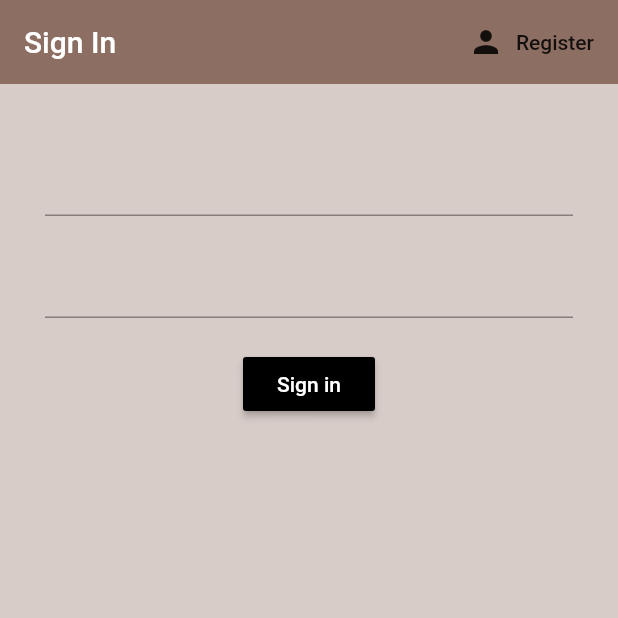
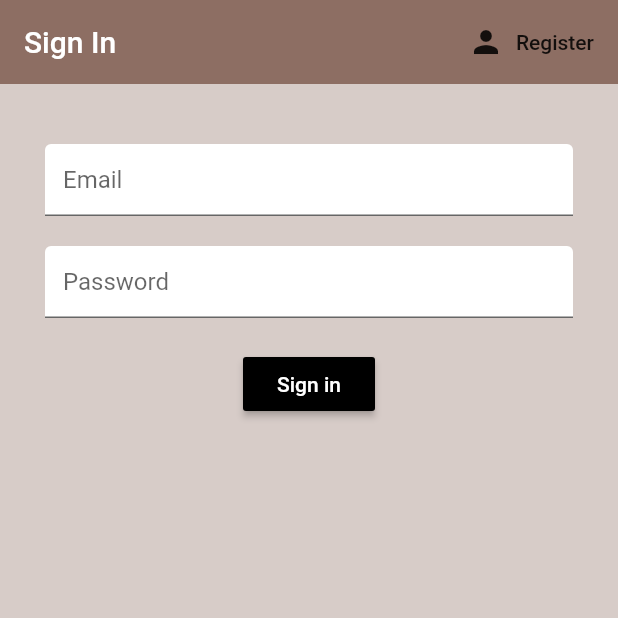
Before and after one commit to Rizardomon/Firebase-Auth, a Flutter app: the screen it shows after launch, on a phone screen of 412 x 824 dp, the top half of it. Run offline on Flutter 3.47's test engine with Material 2 defaults, Android fonts, the phone set to English and light mode, and no system bars; our stand-ins replace firebase_auth, firebase_core; accounts and stored records are empty.

Commit message:
Lesson #14 - Text Input Decoration

```diff
--- a/lib/screens/authenticate/register.dart
+++ b/lib/screens/authenticate/register.dart
@@ -48,6 +48,11 @@ class _RegisterState extends State<Register> {
                   height: 20,
                 ),
                 TextFormField(
+                  decoration: InputDecoration(
+                    hintText: 'Email',
+                    filled: true,
+                    fillColor: Colors.white,
+                  ),
                   validator: (value) => value.isEmpty ? 'Enter an email' : null,
                   onChanged: (value) {
                     setState(() {
@@ -59,6 +64,11 @@ class _RegisterState extends State<Register> {
                   height: 20,
                 ),
                 TextFormField(
+                  decoration: InputDecoration(
+                    hintText: 'Password',
+                    filled: true,
+                    fillColor: Colors.white,
+                  ),
                   validator: (value) => value.length < 6
                       ? 'Enter a password 6+ chars long'
                       : null,
--- a/lib/screens/authenticate/sign_in.dart
+++ b/lib/screens/authenticate/sign_in.dart
@@ -47,6 +47,11 @@ class _SignInState extends State<SignIn> {
                   height: 20,
                 ),
                 TextFormField(
+                  decoration: InputDecoration(
+                    hintText: 'Email',
+                    filled: true,
+                    fillColor: Colors.white,
+                  ),
                   validator: (value) => value.isEmpty ? 'Enter an email' : null,
                   onChanged: (value) {
                     setState(() {
@@ -58,6 +63,11 @@ class _SignInState extends State<SignIn> {
                   height: 20,
                 ),
                 TextFormField(
+                  decoration: InputDecoration(
+                    hintText: 'Password',
+                    filled: true,
+                    fillColor: Colors.white,
+                  ),
                   validator: (value) => value.length < 6
                       ? 'Enter a password 6+ chars long'
                       : null,
```
